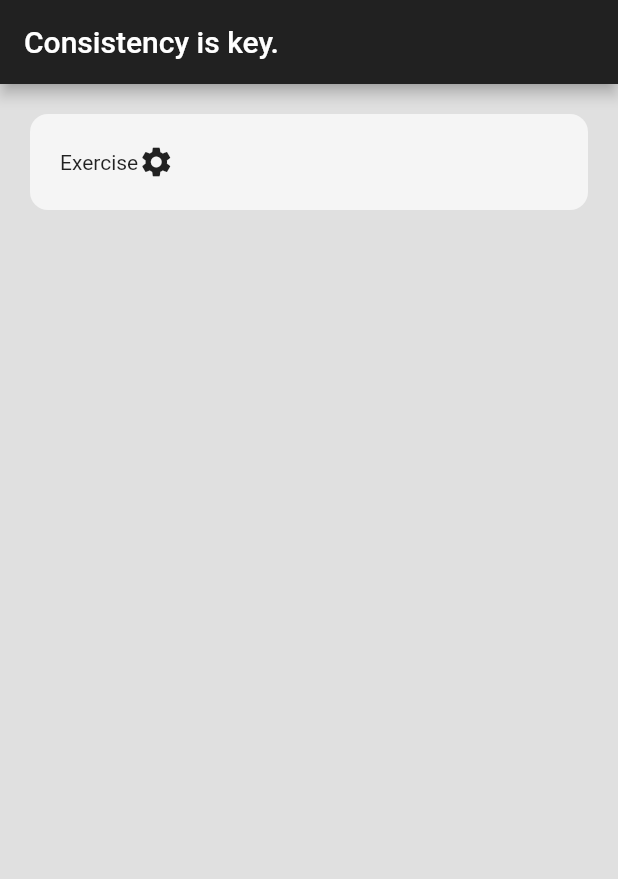
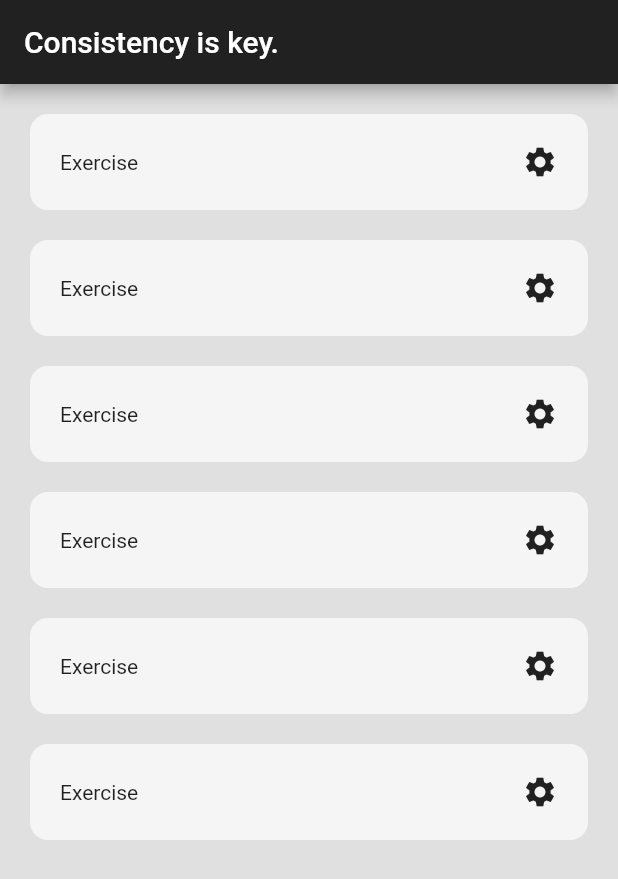
Before and after one commit to Arora-Yash-coder/habit_tracker, a Flutter app: the screen it shows after launch, on a phone screen of 412 x 824 dp. Shown: the top 879 px of the screen. Run offline on Flutter 3.47's test engine with Material 2 defaults, Android fonts, the phone set to English and light mode, and no system bars.

Commit message:
Added Habit Tile

```diff
--- a/lib/home_page.dart
+++ b/lib/home_page.dart
@@ -1,4 +1,5 @@
 import 'package:flutter/material.dart';
+import 'package:habit_tracker/utils/tile.dart';
 
 class HomePage extends StatefulWidget {
   const HomePage({Key? key}) : super(key: key);
@@ -18,23 +19,13 @@ class _HomePageState extends State<HomePage> {
         centerTitle: false,
       ),
       body: Column(
-        children: [
-          Padding(
-            padding: const EdgeInsets.all(20.0),
-            child: Container(
-              padding: const EdgeInsets.all(20.0),
-              decoration: BoxDecoration(
-                color: Colors.grey[100],
-                borderRadius: BorderRadius.circular(12.0),
-              ),
-              child: Row(
-                children: const [
-                  Text('Exercise'),
-                  Icon(Icons.settings),
-                ],
-              ),
-            ),
-          )
+        children: const [
+          Tile(),
+          Tile(),
+          Tile(),
+          Tile(),
+          Tile(),
+          Tile(),
         ],
       ),
     );
--- /dev/null
+++ b/lib/utils/tile.dart
@@ -0,0 +1,35 @@
+import 'package:flutter/material.dart';
+
+class Tile extends StatefulWidget {
+  const Tile({Key? key}) : super(key: key);
+
+  @override
+  State<Tile> createState() => _TileState();
+}
+
+class _TileState extends State<Tile> {
+  @override
+  Widget build(BuildContext context) {
+    return Padding(
+      padding: const EdgeInsets.only(
+        top: 20.0,
+        left: 20.0,
+        right: 20.0,
+      ),
+      child: Container(
+        padding: const EdgeInsets.all(20.0),
+        decoration: BoxDecoration(
+          color: Colors.grey[100],
+          borderRadius: BorderRadius.circular(12.0),
+        ),
+        child: Row(
+          mainAxisAlignment: MainAxisAlignment.spaceBetween,
+          children: const [
+            Text('Exercise'),
+            Icon(Icons.settings),
+          ],
+        ),
+      ),
+    );
+  }
+}
```
